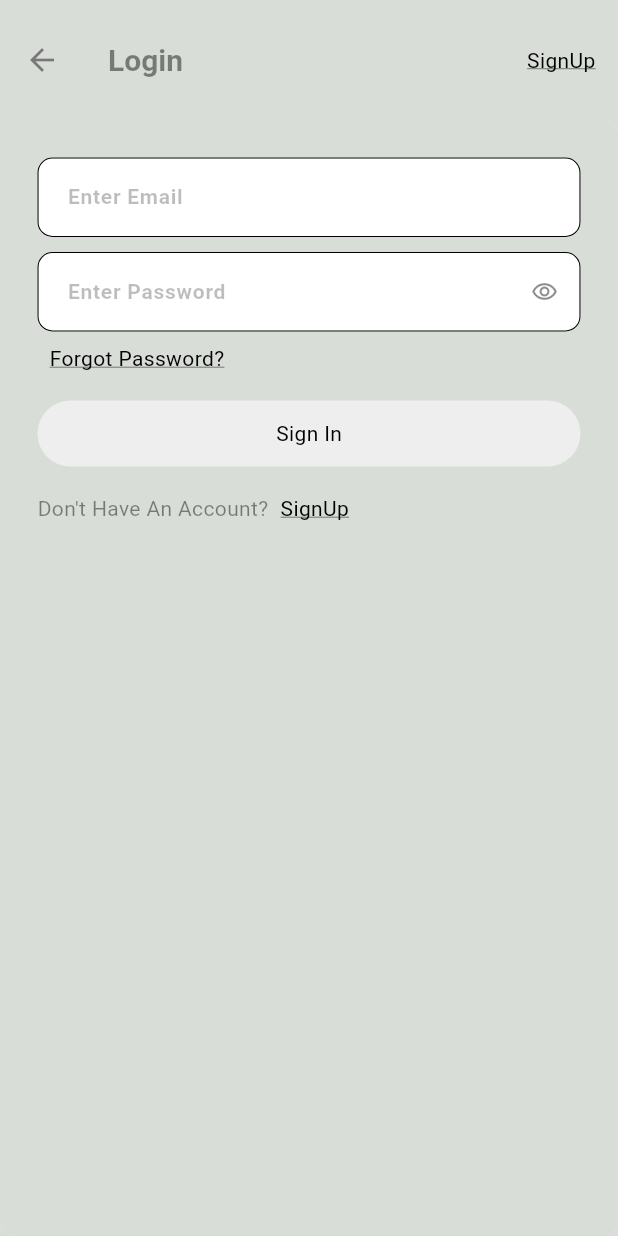
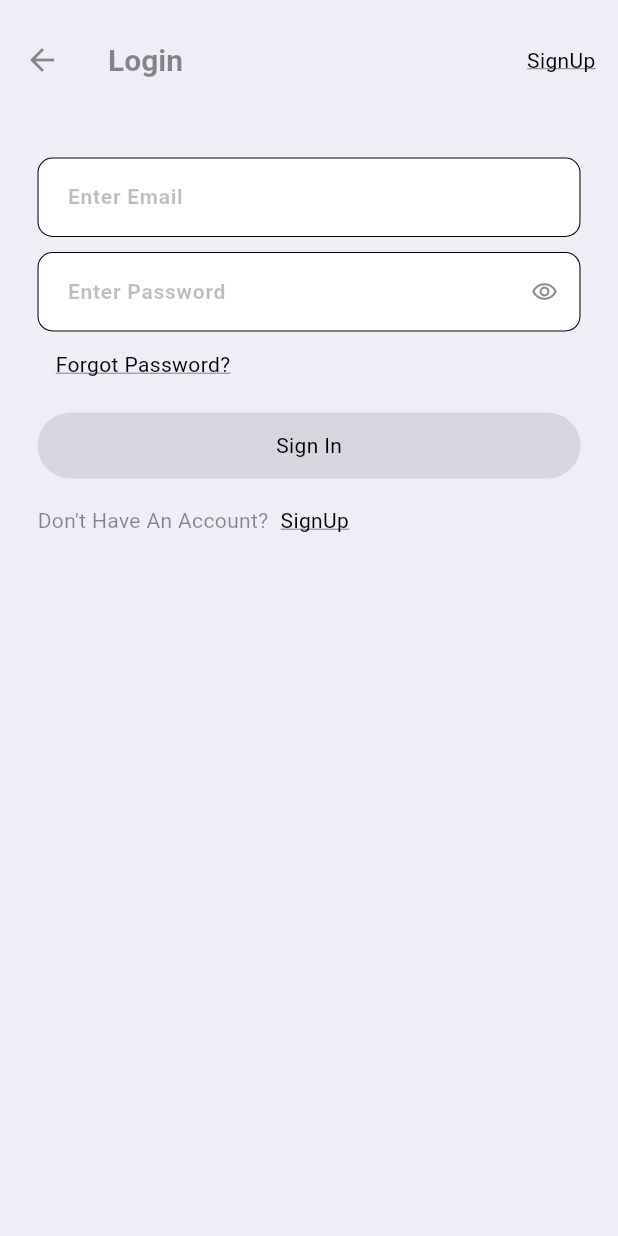
Before and after one commit to navchagani/monsterSmoke, a Flutter app: the screen it shows after launch, in the side drawer, after a tap on "Sign In", on a phone screen of 412 x 824 dp. Run offline on Flutter 3.47's test engine with Material 3 defaults, Android fonts, the phone set to English and light mode, and no system bars; our stand-ins replace bloc, dio, equatable, flutter_bloc, get_it, retrofit and 1 more; missing offline and left inert: flutter_inappwebview; generated files the repository leaves out were written again; network calls fail.

Commit message:
changes made 18.05 v4

```diff
--- a/lib/core/inject.dart
+++ b/lib/core/inject.dart
@@ -8,6 +8,7 @@ import 'package:monstersmoke/features/Auth/domain/repositories/AuthRepo.dart';
 import 'package:monstersmoke/features/Auth/domain/usecases/AuthCases.dart';
 import 'package:monstersmoke/features/Auth/presentation/bloc/SignInBloc/sign_in_bloc_bloc.dart';
 import 'package:monstersmoke/features/Auth/presentation/bloc/SignUpBloc/sign_up_bloc_bloc.dart';
+import 'package:monstersmoke/features/Auth/presentation/bloc/changePassBloc/change_password_bloc_bloc.dart';
 import 'package:monstersmoke/features/Cart/data/datasources/cartsApi.dart';
 import 'package:monstersmoke/features/Cart/data/repositories/CartRepoImp.dart';
 import 'package:monstersmoke/features/Cart/domain/repositories/CartRepo.dart';
@@ -21,6 +22,11 @@ import 'package:monstersmoke/features/Customer/presentation/bloc/AddCustomerBloc
 import 'package:monstersmoke/features/Customer/presentation/bloc/GetCustomerBloc/customer_bloc_bloc.dart';
 import 'package:monstersmoke/features/Customer/presentation/bloc/UpdateCustomerAddressBloc/update_customer_address_bloc_bloc.dart';
 import 'package:monstersmoke/features/Customer/presentation/bloc/UpdateCustomerBloc/update_customer_bloc_bloc.dart';
+import 'package:monstersmoke/features/Dashboard/data/datasources/dashboardApi.dart';
+import 'package:monstersmoke/features/Dashboard/data/repositories/dashboardRepoImp.dart';
+import 'package:monstersmoke/features/Dashboard/domain/repositories/dashboardRepo.dart';
+import 'package:monstersmoke/features/Dashboard/domain/usecases/caseDashboard.dart';
+import 'package:monstersmoke/features/Dashboard/presentation/bloc/dashboard_bloc.dart';
 import 'package:monstersmoke/features/GETAssets/data/datasources/AssetsApi.dart';
 import 'package:monstersmoke/features/GETAssets/data/repositories/AssetsRepoImp.dart';
 import 'package:monstersmoke/features/GETAssets/domain/repositories/AssetsRepo.dart';
@@ -71,8 +77,13 @@ void depInjection() {
       AuthRepoImp(authApi: getIt(), sharedPrefsApi: getIt()));
   getIt.registerSingleton<CaseSignIn>(CaseSignIn(repo: getIt()));
   getIt.registerSingleton<CaseSignUp>(CaseSignUp(repo: getIt()));
+  getIt.registerSingleton<CaseForgotPass>(CaseForgotPass(repo: getIt()));
+  getIt
+      .registerSingleton<CaseChangePassword>(CaseChangePassword(repo: getIt()));
+
   getIt.registerFactory(() => SignInBloc(getIt()));
   getIt.registerFactory(() => SignUpBloc(getIt()));
+  getIt.registerFactory(() => ChangePasswordBloc(getIt(), getIt()));
 
   // Assets Apis
   getIt.registerSingleton<AssetsApi>(AssetsApi(getIt()));
@@ -136,6 +147,15 @@ void depInjection() {
   getIt.registerFactory(() => UpdateCustomerBlocBloc(getIt()));
   getIt.registerFactory(() => CustomerBloc(getIt()));
 
+  // Dashboard Bloc
+  getIt.registerSingleton<DashboardApi>(DashboardApi(getIt()));
+  getIt.registerSingleton<DashboardRepository>(
+      DashboardRepoImp(dashboardApi: getIt(), prefsApi: getIt()));
+  getIt.registerSingleton<CaseDashboard>(CaseDashboard(repository: getIt()));
+  getIt.registerSingleton<CaseGetStatement>(
+      CaseGetStatement(repository: getIt()));
+  getIt.registerFactory(() => DashboardBloc(getIt(), getIt()));
+
   // Place Order Apis
   getIt.registerSingleton<PlaceOrderApi>(PlaceOrderApi(getIt()));
   getIt.registerSingleton<PlaceOrderRepo>(
--- a/lib/core/registery.dart
+++ b/lib/core/registery.dart
@@ -5,11 +5,13 @@ import 'package:monstersmoke/core/blocs/CustomBlocs.dart';
 import 'package:monstersmoke/core/inject.dart';
 import 'package:monstersmoke/features/Auth/presentation/bloc/SignInBloc/sign_in_bloc_bloc.dart';
 import 'package:monstersmoke/features/Auth/presentation/bloc/SignUpBloc/sign_up_bloc_bloc.dart';
+import 'package:monstersmoke/features/Auth/presentation/bloc/changePassBloc/change_password_bloc_bloc.dart';
 import 'package:monstersmoke/features/Cart/presentation/bloc/cart_bloc.dart';
 import 'package:monstersmoke/features/Customer/presentation/bloc/AddCustomerBloc/add_customer_bloc_bloc.dart';
 import 'package:monstersmoke/features/Customer/presentation/bloc/GetCustomerBloc/customer_bloc_bloc.dart';
 import 'package:monstersmoke/features/Customer/presentation/bloc/UpdateCustomerAddressBloc/update_customer_address_bloc_bloc.dart';
 import 'package:monstersmoke/features/Customer/presentation/bloc/UpdateCustomerBloc/update_customer_bloc_bloc.dart';
+import 'package:monstersmoke/features/Dashboard/presentation/bloc/dashboard_bloc.dart';
 import 'package:monstersmoke/features/GETAssets/presentation/bloc/CountryBloc/country_bloc_bloc.dart';
 import 'package:monstersmoke/features/GETAssets/presentation/bloc/GetPagesbloc/get_pages_bloc.dart';
 import 'package:monstersmoke/features/GETAssets/presentation/bloc/PaymentBloc/payment_bloc_bloc.dart';
@@ -40,6 +42,7 @@ class Registery {
         // Auth Blocs
         BlocProvider<SignInBloc>(create: ((context) => getIt())),
         BlocProvider<SignUpBloc>(create: ((context) => getIt())),
+        BlocProvider<ChangePasswordBloc>(create: ((context) => getIt())),
 
         // Category Brand Blocs
         BlocProvider<CategoryBloc>.value(
@@ -63,6 +66,9 @@ class Registery {
         // Place Order Apis
         BlocProvider<PlaceorderBloc>.value(value: getIt<PlaceorderBloc>()),
 
+        // Dashboard Blocs
+        BlocProvider<DashboardBloc>.value(value: getIt<DashboardBloc>()),
+
         // CustomBlocs
         BlocProvider<IsMobile>(create: ((context) => getIt())),
         BlocProvider<AuthAction>(create: ((context) => getIt())),
--- a/lib/core/widgets/CustomButton.dart
+++ b/lib/core/widgets/CustomButton.dart
@@ -35,7 +35,7 @@ class CustomButton extends StatelessWidget {
           ? Colors.transparent
           : enabled ?? true
               ? backgroundColor ?? Colors.transparent
-              : Theme.of(context).focusColor,
+              : Theme.of(context).colorScheme.onBackground.withOpacity(0.1),
       clipBehavior: Clip.hardEdge,
       child: InkWell(
         onTap: enabled ?? true ? onTap : null,
--- a/lib/features/Auth/presentation/bloc/changePassBloc/change_password_bloc_bloc.dart
+++ b/lib/features/Auth/presentation/bloc/changePassBloc/change_password_bloc_bloc.dart
@@ -8,13 +8,15 @@ import 'package:monstersmoke/features/Auth/domain/usecases/AuthCases.dart';
 part 'change_password_bloc_event.dart';
 part 'change_password_bloc_state.dart';
 
-class ChangePasswordBlocBloc
+class ChangePasswordBloc
     extends Bloc<ChangePasswordBlocEvent, ChangePasswordBlocState> {
   final CaseChangePassword caseChangePassword;
-  ChangePasswordBlocBloc(this.caseChangePassword)
+  final CaseForgotPass forgotPass;
+  ChangePasswordBloc(this.caseChangePassword, this.forgotPass)
       : super(ChangePasswordBlocInitial()) {
     on<ChangePasswordBlocInitialEvent>(initial);
     on<ChangePasswordEvent>(changePassword);
+    on<ForgotPasswordEvent>(forgotPassword);
   }
 
   FutureOr<void> initial(ChangePasswordBlocInitialEvent event,
@@ -37,4 +39,21 @@ class ChangePasswordBlocBloc
       emit(ChangePasswordErrorState(error: data.error?.message));
     }
   }
+
+  Future<FutureOr<void>> forgotPassword(
+      ForgotPasswordEvent event, Emitter<ChangePasswordBlocState> emit) async {
+    emit(ChangePasswordLoadingState());
+
+    final data = await forgotPass(
+      email: event.email,
+    );
+
+    if (data is SuccessState) {
+      emit(PasswordChangedState());
+    }
+
+    if (data is ErrorState) {
+      emit(ChangePasswordErrorState(error: data.error?.message));
+    }
+  }
 }
--- a/lib/features/Auth/presentation/bloc/changePassBloc/change_password_bloc_event.dart
+++ b/lib/features/Auth/presentation/bloc/changePassBloc/change_password_bloc_event.dart
@@ -17,3 +17,11 @@ class ChangePasswordEvent extends ChangePasswordBlocEvent {
       required this.password,
       required this.confirmPassword});
 }
+
+class ForgotPasswordEvent extends ChangePasswordBlocEvent {
+  final String? email;
+
+  const ForgotPasswordEvent({
+    required this.email,
+  });
+}
--- a/lib/features/Auth/presentation/pages/Login.dart
+++ b/lib/features/Auth/presentation/pages/Login.dart
@@ -2,11 +2,13 @@ import 'package:flutter/material.dart';
 import 'package:flutter_bloc/flutter_bloc.dart';
 import 'package:monstersmoke/Decorations/Decorations.dart';
 import 'package:monstersmoke/core/blocs/CustomBlocs.dart';
+import 'package:monstersmoke/core/inject.dart';
 import 'package:monstersmoke/core/widgets/CustomButton.dart';
 import 'package:monstersmoke/core/widgets/CustomDialog.dart';
 import 'package:monstersmoke/core/widgets/CustomIniputField.dart';
 import 'package:monstersmoke/core/widgets/CustomLinkButton.dart';
 import 'package:monstersmoke/features/Auth/presentation/bloc/SignInBloc/sign_in_bloc_bloc.dart';
+import 'package:monstersmoke/features/Auth/presentation/bloc/changePassBloc/change_password_bloc_bloc.dart';
 import 'package:monstersmoke/features/Customer/presentation/bloc/GetCustomerBloc/customer_bloc_bloc.dart';
 
 class LoginPage extends StatefulWidget {
@@ -20,11 +22,39 @@ class _LoginPageState extends State<LoginPage> {
   final emailController = TextEditingController();
   final passwordController = TextEditingController();
 
+  final bloc = getIt<ChangePasswordBloc>();
+
   bool showPass = true;
+  bool onSwitchFP = false;
 
   @override
   Widget build(BuildContext context) {
-    return BlocListener<SignInBloc, SignInBlocState>(
+    return BlocProvider.value(
+      value: bloc,
+      child: BlocListener<ChangePasswordBloc, ChangePasswordBlocState>(
+        bloc: bloc,
+        listener: (context, state) {
+          if (state is ChangePasswordLoadingState) {
+            CustomDialog(context: context, text: 'Send Reset Password Link..')
+                .showLoadingDialog();
+          }
+
+          if (state is PasswordChangedState) {
+            Navigator.of(context).pop();
+            setState(() {
+              onSwitchFP = false;
+            });
+            bloc.add(ChangePasswordBlocInitialEvent());
+            CustomDialog(context: context, text: 'Link Sent Successfully')
+                .showCompletedDialog();
+          }
+
+          if (state is ChangePasswordErrorState) {
+            Navigator.of(context).pop();
+            CustomDialog(context: context, text: state.error).showErrorDialog();
+          }
+        },
+        child: BlocListener<SignInBloc, SignInBlocState>(
           listener: (context, signInState) {
             if (signInState is SignInLoadingState) {
               CustomDialog(context: context, text: 'Signing In..')
@@ -56,7 +86,8 @@ class _LoginPageState extends State<LoginPage> {
 
               if (customerState is CustomerErrorState) {
                 Navigator.of(context).pop();
-            CustomDialog(context: context, text: customerState.error.message)
+                CustomDialog(
+                        context: context, text: customerState.error.message)
                     .showErrorDialog();
               }
             },
@@ -66,6 +97,8 @@ class _LoginPageState extends State<LoginPage> {
               child: Scaffold(
                 // appBar: appBar(),
                 body: body(),
+              ),
+            ),
           ),
         ),
       ),
@@ -89,7 +122,8 @@ class _LoginPageState extends State<LoginPage> {
             controller: emailController,
             onChanged: onEmailChanged,
           ),
-          Decorations.height10,
+          if (!onSwitchFP) Decorations.height10,
+          if (!onSwitchFP)
             CustomInputField(
                 icon: IconButton(
                     onPressed: onShowPass,
@@ -101,16 +135,40 @@ class _LoginPageState extends State<LoginPage> {
                 hintText: 'Enter Password',
                 controller: passwordController,
                 onChanged: onPasswordChanged),
-          CustomLinkButton(onTap: onForgotPassword, text: 'Forgot Password?'),
-          Decorations.height10,
-          CustomButton(
+          Builder(builder: (context) {
+            if (onSwitchFP) {
+              return CustomLinkButton(
+                  padding: const EdgeInsets.all(12.0),
+                  onTap: onForgotPassword,
+                  text: 'Back Signing In!');
+            }
+
+            return CustomLinkButton(
+                padding: const EdgeInsets.all(12.0),
+                onTap: onForgotPassword,
+                text: 'Forgot Password?');
+          }),
+          if (!onSwitchFP) Decorations.height10,
+          Builder(builder: (context) {
+            if (onSwitchFP) {
+              return CustomButton(
+                onTap: onSendPassResetLink,
+                text: 'Send Link',
+                enabled: emailController.text.isNotEmpty,
+                backgroundColor: Theme.of(context).colorScheme.primary,
+                textColor: Colors.white,
+              );
+            }
+
+            return CustomButton(
               onTap: onSignIn,
               text: 'Sign In',
               enabled: emailController.text.isNotEmpty &&
                   passwordController.text.isNotEmpty,
               backgroundColor: Theme.of(context).colorScheme.primary,
               textColor: Colors.white,
-          ),
+            );
+          }),
           Decorations.height10,
           Row(
             children: [
@@ -143,11 +201,19 @@ class _LoginPageState extends State<LoginPage> {
         email: emailController.text, password: passwordController.text));
   }
 
-  onForgotPassword() {}
+  onForgotPassword() {
+    setState(() {
+      onSwitchFP = !onSwitchFP;
+    });
+  }
 
   void onShowPass() {
     setState(() {
       showPass = !showPass;
     });
   }
+
+  onSendPassResetLink() {
+    bloc.add(ForgotPasswordEvent(email: emailController.text));
   }
+}
--- a/lib/features/Theme/LightTheme.dart
+++ b/lib/features/Theme/LightTheme.dart
@@ -131,7 +131,7 @@ class MonsterThemes {
       ),
       iconTheme:
           IconThemeData(color: Colors.black45.withOpacity(0.45), size: 24),
-      scaffoldBackgroundColor: const Color.fromARGB(255, 217, 221, 216),
+      scaffoldBackgroundColor: Color.fromARGB(255, 239, 238, 247),
       tabBarTheme: TabBarTheme(
           indicator: BoxDecoration(
               color: Colors.purple, borderRadius: BorderRadius.circular(100.0)),
```
Also changed, not shown: lib/features/Auth/data/datasources/AuthApi.g.dart. Lines whose indentation alone changed are shown as unchanged.
